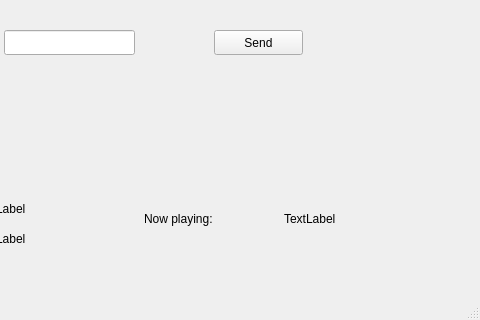
Old version of the form QT-Client/client.ui in the repository menaleon/Cards--Pagination-Game; both pictures show x 176 to 656 and y 227 to 547 of the 656 by 547 pixel window.
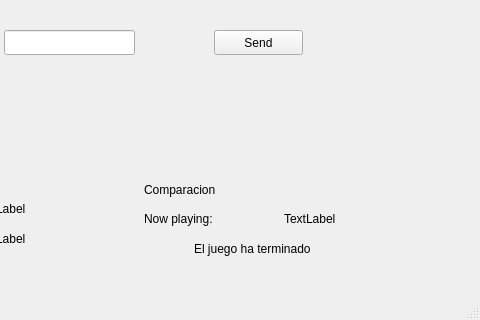
New version of the form.

Commit message:
Client GUI logic - without images yet
Updated the logic of the client GUI and also changed the name of the "adapter" to "handler" class, because that name describe in a better way its purpose.

Diff of the .ui file:
```diff
--- a/QT-Client/client.ui
+++ b/QT-Client/client.ui
@@ -125,6 +125,32 @@
      <string>TextLabel</string>
     </property>
    </widget>
+   <widget class="QLabel" name="comparacionLabel">
+    <property name="geometry">
+     <rect>
+      <x>320</x>
+      <y>390</y>
+      <width>201</width>
+      <height>20</height>
+     </rect>
+    </property>
+    <property name="text">
+     <string>Comparacion</string>
+    </property>
+   </widget>
+   <widget class="QLabel" name="juegoFInalizado">
+    <property name="geometry">
+     <rect>
+      <x>370</x>
+      <y>450</y>
+      <width>161</width>
+      <height>17</height>
+     </rect>
+    </property>
+    <property name="text">
+     <string>El juego ha terminado</string>
+    </property>
+   </widget>
   </widget>
   <widget class="QMenuBar" name="menuBar">
    <property name="geometry">
```
The commit also changes 6 other files.
